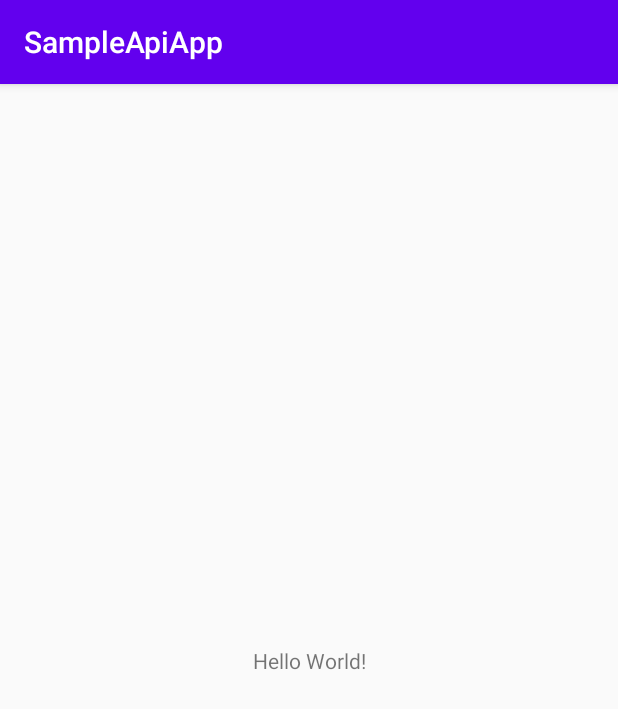
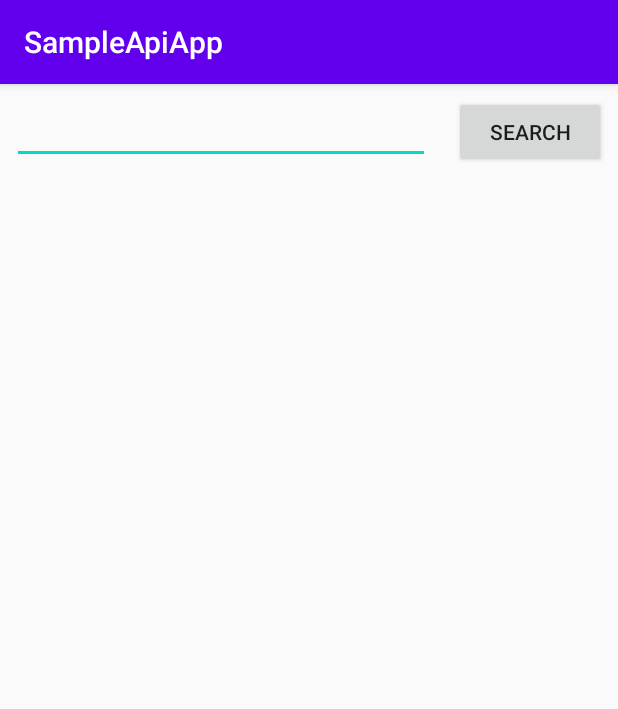
Before and after one commit to TadashiCZ/sample-api-app, an Android app: the screen it shows after launch (MainActivity), on a phone screen of 412 x 824 dp. Shown: the top 709 px of the screen. Run offline under Robolectric (Android 15) with nearby library versions, the phone set to English and light mode, and no system bars.

Commit message:
add basic working recyclerView

```diff
--- a/SampleApiApp/app/build.gradle
+++ b/SampleApiApp/app/build.gradle
@@ -36,7 +36,7 @@ dependencies {
     implementation "org.jetbrains.kotlin:kotlin-stdlib-jdk7:$kotlin_version"
     implementation 'androidx.appcompat:appcompat:1.1.0'
     implementation 'androidx.core:core-ktx:1.2.0'
-    implementation 'androidx.constraintlayout:constraintlayout:1.1.3'
+    implementation 'androidx.recyclerview:recyclerview:1.1.0'
     testImplementation 'junit:junit:4.12'
     androidTestImplementation 'androidx.test.ext:junit:1.1.1'
     androidTestImplementation 'androidx.test.espresso:espresso-core:3.2.0'
--- a/SampleApiApp/app/src/main/java/cz/tadeasvalenta/sample/domain/responses/RepoDataItem.kt
+++ b/SampleApiApp/app/src/main/java/cz/tadeasvalenta/sample/domain/responses/RepoDataItem.kt
@@ -12,7 +12,7 @@ data class RepoDataItem(
     val owner: OwnerDataItem,
     val private: Boolean,
     @Json(name = "html_url") val htmlUrl: String,
-    @Json(name = "created_at") val created_at: String, // TODO: convert into time object
+    @Json(name = "created_at") val createdAt: String, // TODO: convert into time object
     val description: String?,
     val fork: Boolean,
     @Json(name = "stargazers_count") val stargazersCount: Int,
--- /dev/null
+++ b/SampleApiApp/app/src/main/java/cz/tadeasvalenta/sample/ui/RecyclerViewAdapter.kt
@@ -0,0 +1,23 @@
+package cz.tadeasvalenta.sample.ui
+
+import android.view.LayoutInflater
+import android.view.ViewGroup
+import androidx.recyclerview.widget.RecyclerView
+import cz.tadeasvalenta.sample.SearchResultViewHolder
+import cz.tadeasvalenta.sample.domain.responses.RepoDataItem
+
+
+class RecyclerViewAdapter(private val resultsList: List<RepoDataItem>) :
+    RecyclerView.Adapter<SearchResultViewHolder>() {
+    override fun onCreateViewHolder(parent: ViewGroup, viewType: Int): SearchResultViewHolder {
+        val inflater = LayoutInflater.from(parent.context)
+        return SearchResultViewHolder(inflater, parent)
+    }
+
+    override fun getItemCount(): Int = resultsList.size
+
+    override fun onBindViewHolder(holder: SearchResultViewHolder, position: Int) {
+        val result = resultsList[position]
+        holder.bind(result)
+    }
+}
--- a/SampleApiApp/app/src/main/res/layout/activity_main.xml
+++ b/SampleApiApp/app/src/main/res/layout/activity_main.xml
@@ -1,18 +1,46 @@
 <?xml version="1.0" encoding="utf-8"?>
-<androidx.constraintlayout.widget.ConstraintLayout xmlns:android="http://schemas.android.com/apk/res/android"
-    xmlns:app="http://schemas.android.com/apk/res-auto"
+<FrameLayout xmlns:android="http://schemas.android.com/apk/res/android"
     xmlns:tools="http://schemas.android.com/tools"
     android:layout_width="match_parent"
     android:layout_height="match_parent"
     tools:context=".MainActivity">
 
-    <TextView
-        android:layout_width="wrap_content"
-        android:layout_height="wrap_content"
-        android:text="Hello World!"
-        app:layout_constraintBottom_toBottomOf="parent"
-        app:layout_constraintLeft_toLeftOf="parent"
-        app:layout_constraintRight_toRightOf="parent"
-        app:layout_constraintTop_toTopOf="parent" />
+    <ProgressBar
+        android:id="@+id/pbCircualProgress"
+        android:indeterminate="true"
+        android:layout_width="match_parent"
+        android:layout_height="match_parent"
+        android:visibility="invisible"/>
 
-</androidx.constraintlayout.widget.ConstraintLayout>
+    <LinearLayout
+        android:layout_width="match_parent"
+        android:layout_height="match_parent"
+        android:orientation="vertical">
+
+        <LinearLayout
+            android:layout_width="match_parent"
+            android:layout_height="wrap_content"
+            android:orientation="horizontal">
+
+            <EditText
+                android:id="@+id/etSearchInput"
+                android:layout_width="fill_parent"
+                android:layout_height="wrap_content"
+                android:layout_margin="8dp"
+                android:layout_weight="1" />
+
+            <Button
+                android:id="@+id/btnSearch"
+                android:layout_width="fill_parent"
+                android:layout_height="wrap_content"
+                android:layout_margin="8dp"
+                android:layout_weight="2.5"
+                android:text="@string/search_prompt" />
+        </LinearLayout>
+
+        <androidx.recyclerview.widget.RecyclerView
+            android:id="@+id/rvSearchResults"
+            android:layout_width="match_parent"
+            android:layout_height="wrap_content" />
+    </LinearLayout>
+</FrameLayout>
--- a/SampleApiApp/app/src/main/res/values/strings.xml
+++ b/SampleApiApp/app/src/main/res/values/strings.xml
@@ -1,3 +1,4 @@
 <resources>
     <string name="app_name">SampleApiApp</string>
+    <string name="search_prompt">Search</string>
 </resources>
```
Also changed, not shown: SampleApiApp/app/src/main/java/cz/tadeasvalenta/sample/MainActivity.kt (+24 -10 lines), SampleApiApp/app/src/main/java/cz/tadeasvalenta/sample/SearchResultViewHolder.kt (added, +22 -0 lines), SampleApiApp/app/src/main/res/layout/search_result_item.xml (added, +20 -0 lines).
